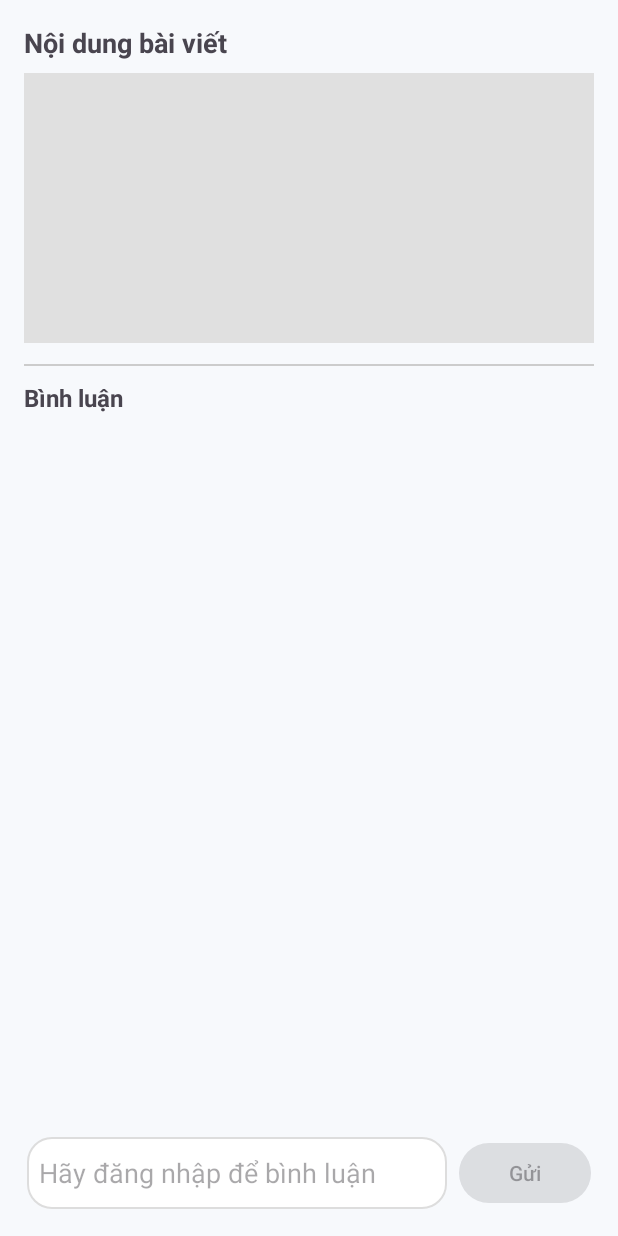
After one commit to PHai237/Android_BTL, an Android app: the PostDetailActivity screen opened directly, with no data from a screen before it, on a phone screen of 412 x 824 dp. The commit adds this screen. Run offline under Robolectric (Android 15) with nearby library versions, the light colour scheme and no system bars; our stand-ins replace Firebase (no records; nobody signed in at launch, a user with empty details on screens opened directly); pictures from the network do not load.

Commit message:
Working on comment function

```diff
--- a/ClubHub/app/src/main/AndroidManifest.xml
+++ b/ClubHub/app/src/main/AndroidManifest.xml
@@ -15,6 +15,9 @@
         android:supportsRtl="true"
         android:theme="@style/Theme.ClubHub"
         tools:targetApi="31">
+        <activity
+            android:name=".homepage.PostDetailActivity"
+            android:exported="false" />
         <activity
             android:name=".homepage.NewPostActivity"
             android:exported="false" />
--- /dev/null
+++ b/ClubHub/app/src/main/java/com/example/clubhub/homepage/CommentAdapter.java
@@ -0,0 +1,52 @@
+package com.example.clubhub.homepage;
+
+import android.view.LayoutInflater;
+import android.view.View;
+import android.view.ViewGroup;
+import android.widget.ImageView;
+import android.widget.TextView;
+import androidx.recyclerview.widget.RecyclerView;
+import com.bumptech.glide.Glide;
+import com.example.clubhub.R;
+import java.util.List;
+
+public class CommentAdapter extends RecyclerView.Adapter<CommentAdapter.CommentViewHolder> {
+    private List<Comment> commentList;
+    public CommentAdapter(List<Comment> commentList) {
+        this.commentList = commentList;
+    }
+
+    @Override
+    public CommentViewHolder onCreateViewHolder(ViewGroup parent, int viewType) {
+        View v = LayoutInflater.from(parent.getContext()).inflate(R.layout.item_comment, parent, false);
+        return new CommentViewHolder(v);
+    }
+
+    @Override
+    public void onBindViewHolder(CommentViewHolder holder, int position) {
+        Comment cmt = commentList.get(position);
+        holder.tvName.setText(cmt.getUserName());
+        holder.tvContent.setText(cmt.getContent());
+        if (cmt.getUserAvatarUrl() != null && !cmt.getUserAvatarUrl().isEmpty()) {
+            Glide.with(holder.itemView.getContext()).load(cmt.getUserAvatarUrl()).into(holder.imgAvatar);
+        } else {
+            holder.imgAvatar.setImageResource(R.drawable.ic_user_avt_default);
+        }
+    }
+
+    @Override
+    public int getItemCount() {
+        return commentList.size();
+    }
+
+    public static class CommentViewHolder extends RecyclerView.ViewHolder {
+        ImageView imgAvatar;
+        TextView tvName, tvContent;
+        public CommentViewHolder(View v) {
+            super(v);
+            imgAvatar = v.findViewById(R.id.img_comment_avatar);
+            tvName = v.findViewById(R.id.tv_comment_name);
+            tvContent = v.findViewById(R.id.tv_comment_content);
+        }
+    }
+}
--- a/ClubHub/app/src/main/java/com/example/clubhub/homepage/HomePage.java
+++ b/ClubHub/app/src/main/java/com/example/clubhub/homepage/HomePage.java
@@ -42,7 +42,7 @@ public class HomePage extends AppCompatActivity {
         db = FirebaseFirestore.getInstance();
 
         postList = new ArrayList<>();
-        postAdapter = new PostAdapter(postList);
+        postAdapter = new PostAdapter(this, postList);
         recyclerView.setAdapter(postAdapter);
 
         // Lấy dữ liệu thật từ Firestore
--- /dev/null
+++ b/ClubHub/app/src/main/java/com/example/clubhub/homepage/PostDetailActivity.java
@@ -0,0 +1,131 @@
+package com.example.clubhub.homepage;
+
+import android.content.SharedPreferences;
+import android.os.Bundle;
+import android.view.View;
+import android.widget.*;
+import androidx.appcompat.app.AppCompatActivity;
+import androidx.recyclerview.widget.LinearLayoutManager;
+import androidx.recyclerview.widget.RecyclerView;
+import com.bumptech.glide.Glide;
+import com.example.clubhub.R;
+import com.google.firebase.firestore.*;
+import java.util.*;
+
+public class PostDetailActivity extends AppCompatActivity {
+    private TextView tvContent;
+    private ImageView imgPost;
+    private RecyclerView recyclerComments;
+    private EditText etComment;
+    private Button btnSendComment;
+    private CommentAdapter commentAdapter;
+    private List<Comment> commentList = new ArrayList<>();
+    private String postId, email, userName, userAvatarUrl;
+    private FirebaseFirestore db;
+
+    @Override
+    protected void onCreate(Bundle savedInstanceState) {
+        super.onCreate(savedInstanceState);
+        setContentView(R.layout.activity_post_detail);
+
+        tvContent = findViewById(R.id.tv_content);
+        imgPost = findViewById(R.id.img_post);
+        recyclerComments = findViewById(R.id.recycler_comments);
+        etComment = findViewById(R.id.et_comment);
+        btnSendComment = findViewById(R.id.btn_send_comment);
+
+        db = FirebaseFirestore.getInstance();
+
+        postId = getIntent().getStringExtra("postId");
+
+        // Load post info
+        db.collection("posts").document(postId).get()
+                .addOnSuccessListener(document -> {
+                    if (document.exists()) {
+                        tvContent.setText(document.getString("content"));
+                        String imageUrl = document.getString("imageUrl");
+                        if (imageUrl != null && !imageUrl.isEmpty())
+                            Glide.with(this).load(imageUrl).into(imgPost);
+                        else imgPost.setVisibility(View.GONE);
+                    }
+                });
+
+        // Lấy session
+        SharedPreferences prefs = getSharedPreferences("USER_SESSION", MODE_PRIVATE);
+        email = prefs.getString("email", null);
+
+        // Lấy thông tin user (nếu đã login)
+        if (email != null) {
+            db.collection("Users").document(email).get()
+                    .addOnSuccessListener(doc -> {
+                        userName = doc.getString("fullName");
+                        userAvatarUrl = doc.getString("photoUrl");
+                    });
+        } else {
+            etComment.setEnabled(false);
+            etComment.setHint("Hãy đăng nhập để bình luận");
+            btnSendComment.setEnabled(false);
+        }
+
+        // List comment
+        commentAdapter = new CommentAdapter(commentList);
+        recyclerComments.setLayoutManager(new LinearLayoutManager(this));
+        recyclerComments.setAdapter(commentAdapter);
+
+        // Load comment mỗi khi có thay đổi
+        loadComments();
+
+        btnSendComment.setOnClickListener(v -> {
+            String cmt = etComment.getText().toString().trim();
+            if (cmt.isEmpty()) {
+                etComment.setError("Bạn chưa nhập nội dung!");
+                return;
+            }
+            addComment(cmt);
+        });
+    }
+
+    private void loadComments() {
+        db.collection("comments")
+                .whereEqualTo("postId", postId)
+                .orderBy("createdAt", Query.Direction.ASCENDING)
+                .addSnapshotListener((snapshots, e) -> {
+                    if (e != null) {
+                        Toast.makeText(this, "Lỗi khi tải comment: " + e.getMessage(), Toast.LENGTH_SHORT).show();
+                        return;
+                    }
+                    commentList.clear();
+                    if (snapshots != null) {
+                        for (DocumentSnapshot doc : snapshots) {
+                            Comment c = doc.toObject(Comment.class);
+                            commentList.add(c);
+                        }
+                    }
+                    commentAdapter.notifyDataSetChanged();
+                });
+    }
+
+    private void addComment(String content) {
+        if (email == null) {
+            Toast.makeText(this, "Bạn cần đăng nhập để bình luận!", Toast.LENGTH_SHORT).show();
+            return;
+        }
+        String commentId = db.collection("comments").document().getId();
+        Map<String, Object> cmt = new HashMap<>();
+        cmt.put("commentId", commentId);
+        cmt.put("postId", postId);
+        cmt.put("userEmail", email);
+        cmt.put("userName", userName != null ? userName : "");
+        cmt.put("userAvatarUrl", userAvatarUrl != null ? userAvatarUrl : "");
+        cmt.put("content", content);
+        cmt.put("createdAt", new Date());
+
+        db.collection("comments").document(commentId).set(cmt)
+                .addOnSuccessListener(aVoid -> {
+                    etComment.setText("");
+                })
+                .addOnFailureListener(e -> {
+                    Toast.makeText(this, "Lỗi khi gửi comment: " + e.getMessage(), Toast.LENGTH_SHORT).show();
+                });
+    }
+}
--- a/ClubHub/app/src/main/java/com/example/clubhub/profile/EditProfileActivity.java
+++ b/ClubHub/app/src/main/java/com/example/clubhub/profile/EditProfileActivity.java
@@ -5,6 +5,7 @@ import android.net.Uri;
 import android.os.Bundle;
 import android.widget.Button;
 import android.widget.EditText;
+import android.widget.ImageButton;
 import android.widget.ImageView;
 import android.widget.Toast;
 import androidx.annotation.Nullable;
@@ -59,6 +60,10 @@ public class EditProfileActivity extends AppCompatActivity {
             intent.setType("image/*");
             startActivityForResult(intent, PICK_IMAGE_REQUEST);
         });
+
+        ImageButton btnBack = findViewById(R.id.btn_back);
+        btnBack.setOnClickListener(v -> finish());
+
     }
 
     private void loadUserProfile(String email) {
--- /dev/null
+++ b/ClubHub/app/src/main/res/layout/activity_post_detail.xml
@@ -0,0 +1,71 @@
+<?xml version="1.0" encoding="utf-8"?>
+<LinearLayout xmlns:android="http://schemas.android.com/apk/res/android"
+    android:orientation="vertical" android:layout_width="match_parent"
+    android:layout_height="match_parent" android:padding="16dp"
+    android:background="#F7F9FC">
+
+    <!-- Thông tin bài post -->
+    <TextView
+        android:id="@+id/tv_content"
+        android:layout_width="match_parent"
+        android:layout_height="wrap_content"
+        android:text="Nội dung bài viết"
+        android:textSize="18sp"
+        android:textStyle="bold"
+        android:layout_marginBottom="8dp"/>
+    <ImageView
+        android:id="@+id/img_post"
+        android:layout_width="match_parent"
+        android:layout_height="180dp"
+        android:scaleType="centerCrop"
+        android:layout_marginBottom="14dp"
+        android:background="#E0E0E0" />
+
+    <View
+        android:layout_width="match_parent"
+        android:layout_height="1dp"
+        android:background="#CCC"
+        android:layout_marginBottom="10dp"/>
+
+    <!-- Danh sách comment -->
+    <TextView
+        android:layout_width="match_parent"
+        android:layout_height="wrap_content"
+        android:text="Bình luận"
+        android:textSize="16sp"
+        android:textStyle="bold"
+        android:layout_marginBottom="6dp"/>
+    <androidx.recyclerview.widget.RecyclerView
+        android:id="@+id/recycler_comments"
+        android:layout_width="match_parent"
+        android:layout_height="0dp"
+        android:layout_weight="1"
+        android:paddingBottom="8dp"/>
+
+    <!-- Box nhập comment -->
+    <LinearLayout
+        android:id="@+id/layout_comment_box"
+        android:layout_width="match_parent"
+        android:layout_height="wrap_content"
+        android:orientation="horizontal"
+        android:gravity="center_vertical"
+        android:layout_marginTop="12dp"
+        android:padding="2dp">
+
+        <EditText
+            android:id="@+id/et_comment"
+            android:layout_width="0dp"
+            android:layout_weight="1"
+            android:layout_height="48dp"
+            android:background="@drawable/rounded_edittext_bg"
+            android:hint="Viết bình luận..."
+            android:padding="8dp"/>
+
+        <Button
+            android:id="@+id/btn_send_comment"
+            android:layout_width="wrap_content"
+            android:layout_height="48dp"
+            android:text="Gửi"
+            android:layout_marginStart="8dp"/>
+    </LinearLayout>
+</LinearLayout>
```
Also changed, not shown: ClubHub/app/src/main/java/com/example/clubhub/homepage/Comment.java (added, +28 -0 lines), ClubHub/app/src/main/java/com/example/clubhub/homepage/Post.java (+9 -11 lines), ClubHub/app/src/main/java/com/example/clubhub/homepage/PostAdapter.java (+30 -10 lines), ClubHub/app/src/main/res/layout/activity_edit_profile.xml (+20 -2 lines), ClubHub/app/src/main/res/layout/item_comment.xml (added, +40 -0 lines).
